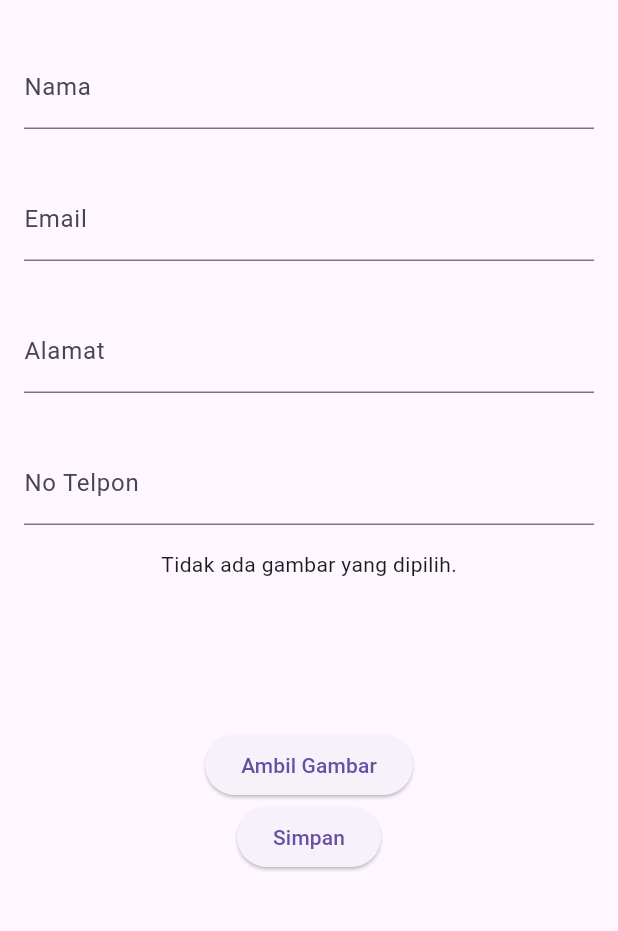
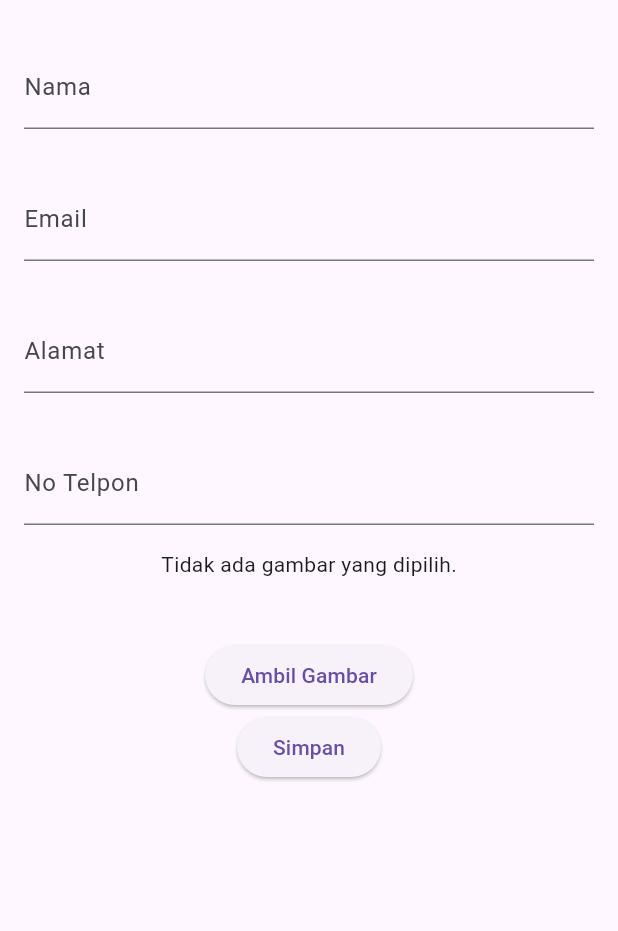
Before and after one commit to frsyi/DataKontak, a Flutter app: the screen it shows after launch, after a tap on "Simpan", on a phone screen of 412 x 824 dp, the part 63-994 px from its top. Run offline on Flutter 3.47's test engine with Material 3 defaults, Android fonts, the phone set to English and light mode, and no system bars; our stand-ins replace image_picker.

```diff
--- a/lib/main.dart
+++ b/lib/main.dart
@@ -1,7 +1,10 @@
 import 'dart:io';
 
+import 'package:data_kontak/model/kontak.dart';
 import 'package:flutter/material.dart';
 import 'package:image_picker/image_picker.dart';
+
+import 'controller/kontak_controller.dart';
 
 void main() {
   runApp(const MyApp());
@@ -98,8 +101,7 @@ class _FormKontakState extends State<FormKontak> {
                   ? const Text('Tidak ada gambar yang dipilih.')
                   : Image.file(_image!),
               const SizedBox(
-                height: 100,
-                child: Text(""),
+                height: 40,
               ),
               ElevatedButton(
                   onPressed: getImage, child: const Text("Ambil Gambar")),
@@ -107,9 +109,16 @@ class _FormKontakState extends State<FormKontak> {
                   child: ElevatedButton(
                       onPressed: () async {
                         if (_formKey.currentState!.validate()) {
-                          // var result = await KontakController().addPerson(
-
-                          // );
+                          var result = await KontakController().addPerson(
+                            Kontak(
+                              nama: _namaController.text,
+                              email: _emailController.text,
+                              alamat: _alamatController.text,
+                              noTelepon: _noTelpController.text,
+                              foto: _image!.path,
+                            ),
+                            _image,
+                          );
                         }
                       },
                       child: const Text("Simpan"))),
```
